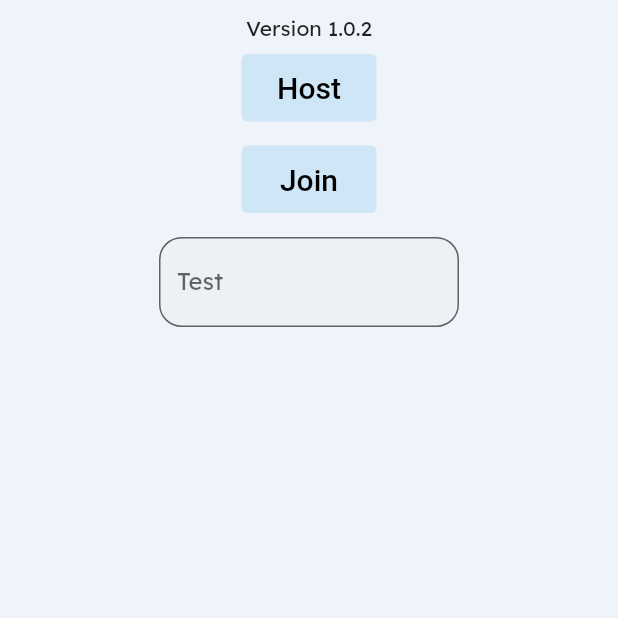
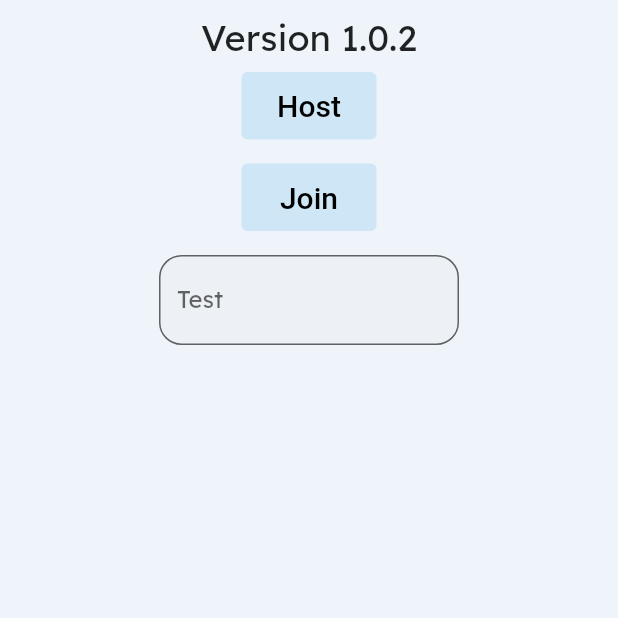
Before and after one commit to TheOmnimax/max-trivia, a Flutter app: the screen it shows after launch, on a phone screen of 412 x 824 dp, the top half of it. Run offline on Flutter 3.47's test engine with Material 2 defaults, Android fonts, the phone set to English and light mode, and no system bars; our stand-ins replace equatable, firebase_auth, firebase_core, flutter_bloc, flutter_spinkit, socket_io_client; accounts and stored records are empty; Roboto replaces fonts that are missing (Lexend Deca).

Commit message:
Increased font size and removed unneeded rows

```diff
--- a/lib/main.dart
+++ b/lib/main.dart
@@ -3,11 +3,7 @@ import 'package:flutter/material.dart';
 import 'package:flutter_bloc/flutter_bloc.dart';
 import 'package:max_trivia/bloc/app_bloc.dart';
 import 'package:max_trivia/firebase_options.dart';
-import 'package:max_trivia/screens/create_game_screen/create_game_screen.dart';
-import 'package:max_trivia/screens/game_complete_screen/game_complete_screen.dart';
 import 'package:max_trivia/screens/home_screen/home_screen.dart';
-import 'package:max_trivia/screens/join_game_screen/join_game_screen.dart';
-import 'package:max_trivia/screens/question_screen/question_screen.dart';
 
 Future main() async {
   WidgetsFlutterBinding.ensureInitialized();
@@ -40,16 +36,16 @@ class Main extends StatelessWidget {
     return MaterialApp(
       title: 'Max Trivia',
       theme: ThemeData(
-        primarySwatch: Colors.blue,
-        fontFamily: 'LexandDeca',
-      ),
+          primarySwatch: Colors.blue,
+          fontFamily: 'LexandDeca',
+          textTheme: const TextTheme(
+            bodyMedium: TextStyle(
+              fontSize: 24,
+            ),
+          )),
       initialRoute: '/',
       routes: {
         '/': (context) => const HomeScreen(),
-        // '/create-game': (context) => const CreateGameScreen(),
-        // '/join-game': (context) => const JoinGameScreen(),
-        // '/question-screen': (context) => const QuestionScreen(),
-        // '/game-complete': (context) => const GameCompleteScreen()
       },
     );
   }
```
